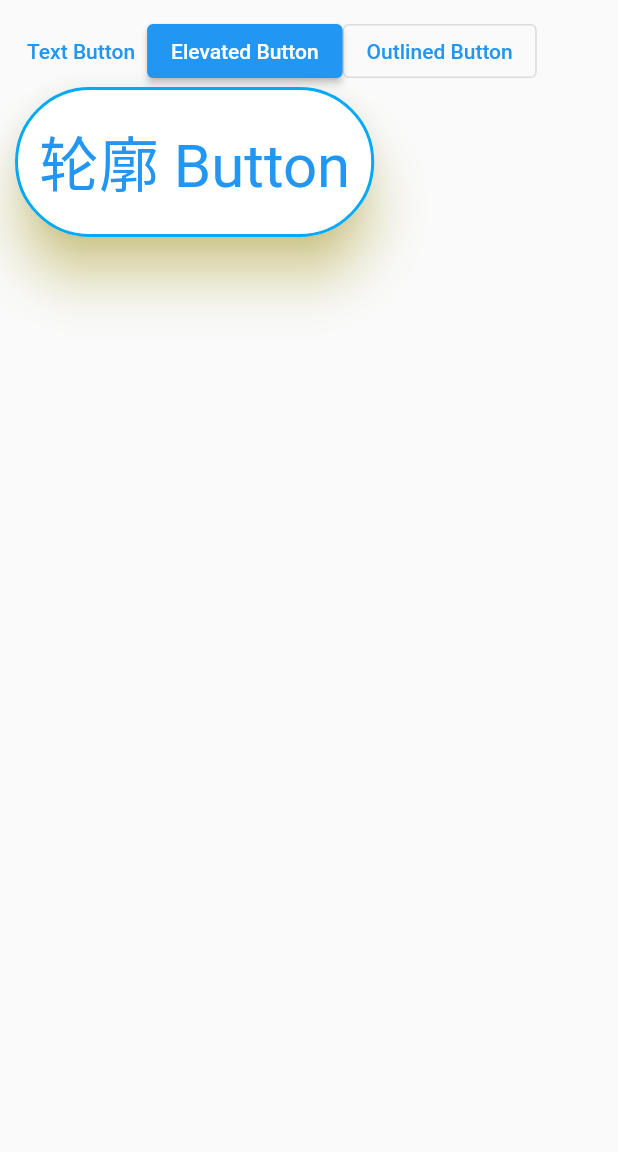
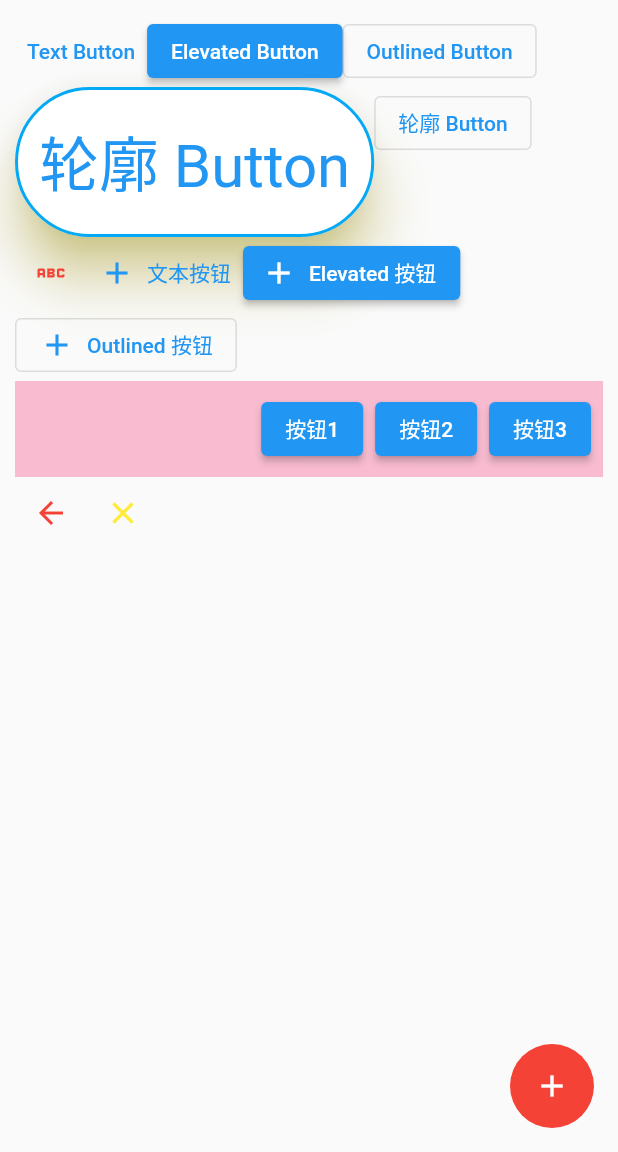
Before and after one commit to arilink-tech/flutter_study, a Flutter app: the screen it shows after launch, on a phone screen of 412 x 824 dp, the part 84-1236 px from its top. Run offline on Flutter 3.47's test engine with Material 2 defaults, Android fonts, the light colour scheme and no system bars.

Commit message:
flutter_button_studyFinished

```diff
--- a/flutter_basic_study/lib/03_buttton/01_button.dart
+++ b/flutter_basic_study/lib/03_buttton/01_button.dart
@@ -14,6 +14,13 @@ class Home extends StatelessWidget {
         centerTitle: true,
       ),
       body: ButtonDemo(),
+      floatingActionButton: FloatingActionButton(
+        onPressed: () {},
+        tooltip: 'Increment',
+        child: const Icon(Icons.add),
+        backgroundColor: Colors.red,
+        elevation: 0,
+      ),
     );
   }
 }
@@ -95,6 +102,83 @@ class ButtonDemo extends StatelessWidget {
               overlayColor: MaterialStateProperty.all(Colors.purple),
             ),
           ),
+          OutlinedButtonTheme(
+            data: OutlinedButtonThemeData(
+                style: ButtonStyle(
+              overlayColor: MaterialStateProperty.all(Colors.lightGreenAccent),
+            )),
+            child: OutlinedButton(
+                onPressed: () {
+                  print('点击 Outlined Button');
+                },
+                onLongPress: () {
+                  print('长按 Outlined Button');
+                },
+                child: const Text('轮廓 Button'),
+                style: ButtonStyle(
+                  overlayColor: MaterialStateProperty.all(Colors.redAccent),
+                )),
+          ),
+          IconButton(
+            onPressed: () {
+              print('Icon Button Pressed!');
+            },
+            //splashColor与highlightColor冲突 只能使用其中的一个
+            splashColor: Colors.lightBlue,
+            //highlightColor: Colors.red,
+            tooltip: "怎么了",
+            color: Colors.red,
+            icon: Icon(Icons.abc),
+          ),
+          TextButton.icon(
+            onPressed: () {
+              print('Text Button Pressed!');
+            },
+            icon: Icon(Icons.add),
+            label: Text('文本按钮'),
+          ),
+          ElevatedButton.icon(
+            onPressed: () {
+              print('Elevated Button Pressed!');
+            },
+            icon: Icon(Icons.add),
+            label: Text('Elevated 按钮'),
+          ),
+          OutlinedButton.icon(
+            onPressed: () {
+              print('Outlined Button Pressed!');
+            },
+            icon: Icon(Icons.add),
+            label: Text('Outlined 按钮'),
+          ),
+          Container(
+            color: Colors.pink[100],
+            width: double.infinity,
+            child: ButtonBar(
+              children: [
+                ElevatedButton(
+                  onPressed: () {},
+                  child: Text('按钮1'),
+                ),
+                ElevatedButton(
+                  onPressed: () {},
+                  child: Text('按钮2'),
+                ),
+                ElevatedButton(
+                  onPressed: () {},
+                  child: Text('按钮3'),
+                ),
+              ],
+            ),
+          ),
+          BackButton(
+            color: Colors.red,
+            onPressed: () {},
+          ),
+          CloseButton(
+            color: Colors.yellow,
+            onPressed: () {},
+          )
         ],
       ),
     );
```
